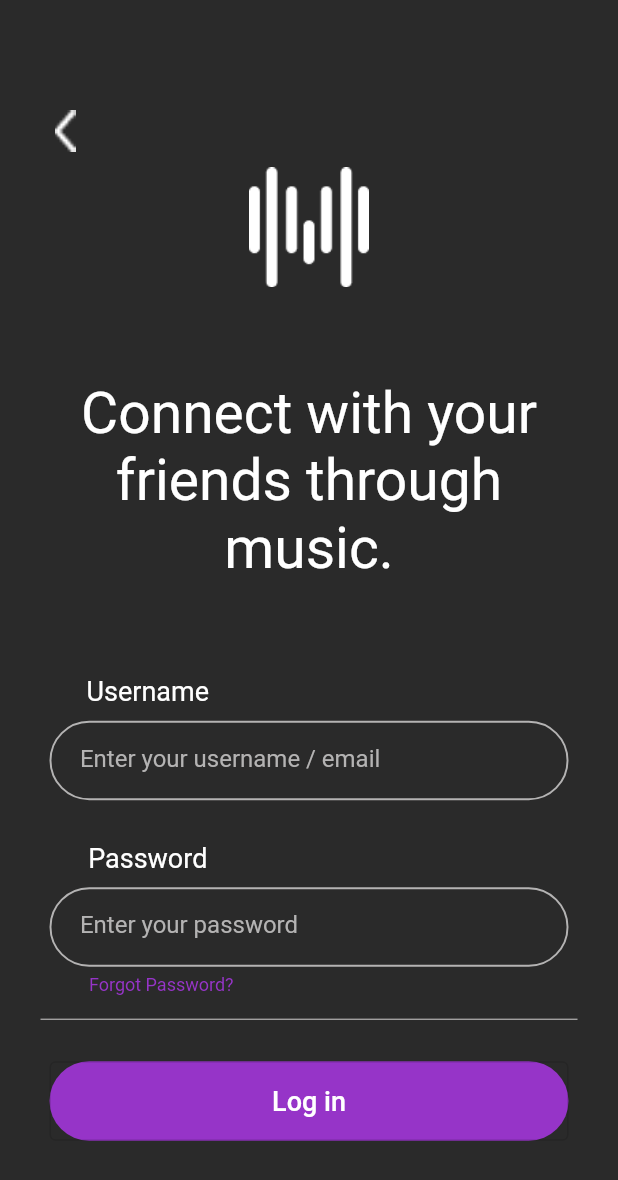
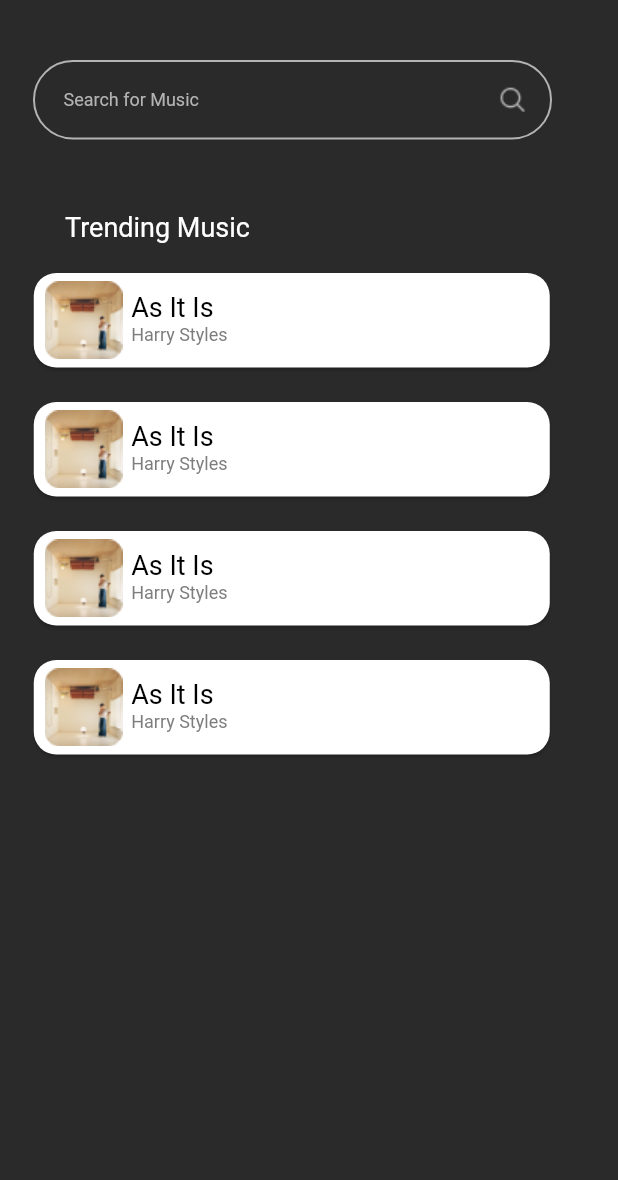
Before and after one commit to acm-projects/MyMuse, a Flutter app: the login screen opened directly, after a tap on "Log in", on a phone screen of 412 x 824 dp. Shown: the top 1180 px of the screen. Run offline on Flutter 3.47's test engine with Material 2 defaults, Android fonts, the phone set to English and light mode, and no system bars; Roboto replaces fonts that are missing (Gotham); project files that could hold a hidden picture were left out.

Commit message:
finished the search for music page

```diff
--- a/lib/login.dart
+++ b/lib/login.dart
@@ -5,6 +5,7 @@
 import 'package:flutter/cupertino.dart';
 import 'package:flutter/material.dart';
 import 'package:mymuse/main.dart';
+import 'package:mymuse/uploadSong.dart';
 
 void main() => runApp(MaterialApp(
       home: login(),
@@ -190,10 +191,10 @@
                       ),
                     ),
                     onPressed: () {
-                      /*Navigator.push(
+                      Navigator.push(
                           context,
                           MaterialPageRoute(
-                              builder: (context) => const createAccount()));*/
+                              builder: (context) => uploadSong()));
                     },
                   ),
                 ),
--- a/lib/main.dart
+++ b/lib/main.dart
@@ -1,6 +1,6 @@
 import 'package:flutter/material.dart';
-import 'package:mymuse/createAccount.dart';
 import 'package:mymuse/login.dart';
+import 'package:mymuse/uploadSong.dart';
 
 void main() => runApp(const MaterialApp(
       home: Home(),
@@ -122,10 +122,8 @@
                     ),
                   ),
                   onPressed: () {
-                    Navigator.push(
-                        context,
-                        MaterialPageRoute(
-                            builder: (context) => const createAccount()));
+                    Navigator.push(context,
+                        MaterialPageRoute(builder: (context) => uploadSong()));
                   },
                 ),
               ),
--- /dev/null
+++ b/lib/uploadSong.dart
@@ -0,0 +1,301 @@
+// ignore: file_names
+// ignore_for_file: unnecessary_import, use_key_in_widget_constructors, camel_case_types, file_names, duplicate_ignore
+
+import 'dart:ui';
+
+import 'package:flutter/cupertino.dart';
+import 'package:flutter/material.dart';
+
+void main() => runApp(MaterialApp(
+      home: uploadSong(),
+    ));
+
+// ignore: must_be_immutable
+class uploadSong extends StatelessWidget {
+  TextEditingController textarea = TextEditingController();
+  @override
+  Widget build(BuildContext context) {
+    return Scaffold(
+        backgroundColor: const Color.fromARGB(255, 42, 42, 42),
+        body: Center(
+            child:
+                Column(mainAxisAlignment: MainAxisAlignment.start, children: <
+                    Widget>[
+          SingleChildScrollView(
+            child: Row(
+              children: [
+                Padding(
+                  padding: const EdgeInsets.fromLTRB(22, 40, 0, 0),
+                  child: Container(
+                      width: 346.0,
+                      height: 53.0,
+                      decoration: BoxDecoration(
+                        image: const DecorationImage(
+                          alignment: Alignment(.9, 0),
+                          image: AssetImage('assets/Search.png'),
+                        ),
+                        border: Border.all(
+                            width: 1.3,
+                            color: const Color.fromARGB(255, 180, 179, 179)),
+                        borderRadius: BorderRadius.circular(30),
+                      ),
+                      child: TextFormField(
+                          style: const TextStyle(
+                            fontSize: 16.0,
+                            fontFamily: 'Gotham',
+                            color: Colors.white,
+                            decorationThickness: 0,
+                          ),
+                          decoration: const InputDecoration(
+                            contentPadding: EdgeInsets.fromLTRB(19, 0, 40, 0),
+                            border: InputBorder.none,
+                            hintStyle: TextStyle(
+                              fontSize: 12.0,
+                              fontFamily: 'Gotham',
+                              color: Color.fromARGB(255, 180, 179, 179),
+                            ),
+                            hintText: ('Search for Music'),
+                          ))),
+                ),
+              ],
+            ),
+          ),
+          const Padding(
+            padding: EdgeInsets.fromLTRB(10, 48, 212, 20),
+            child: Text(
+              "Trending Music",
+              textAlign: TextAlign.left,
+              style: TextStyle(
+                fontSize: 18.0,
+                fontFamily: 'Gotham',
+                color: Colors.white,
+              ),
+            ),
+          ),
+          Column(
+            children: [
+              Row(
+                children: [
+                  Card(
+                      margin: const EdgeInsets.fromLTRB(22.5, 0, 0, 0),
+                      shape: RoundedRectangleBorder(
+                          borderRadius: BorderRadius.circular(15)),
+                      child: InkWell(
+                        borderRadius: BorderRadius.circular(30),
+                        splashColor: Colors.white,
+                        child: Container(
+                          width: 344,
+                          height: 63,
+                          decoration: const BoxDecoration(
+                            image: DecorationImage(
+                              alignment: Alignment(-.95, 0),
+                              image: AssetImage('assets/FakeAlbum.png'),
+                            ),
+                          ),
+                          child: Column(children: const [
+                            Padding(
+                                padding: EdgeInsets.fromLTRB(65, 12, 0, 0),
+                                child: SizedBox(
+                                  height: 20,
+                                  width: 300,
+                                  child: Text(
+                                    "As It Is",
+                                    textAlign: TextAlign.left,
+                                    style: TextStyle(
+                                      fontSize: 18.0,
+                                      fontFamily: 'Gotham',
+                                      color: Colors.black,
+                                    ),
+                                  ),
+                                )),
+                            Padding(
+                              padding: EdgeInsets.fromLTRB(65, 2, 0, 1),
+                              child: SizedBox(
+                                  height: 14,
+                                  width: 300,
+                                  child: Text(
+                                    "Harry Styles",
+                                    textAlign: TextAlign.left,
+                                    style: TextStyle(
+                                      fontSize: 12.0,
+                                      fontFamily: 'Gotham',
+                                      color: Color.fromARGB(255, 125, 125, 125),
+                                    ),
+                                  )),
+                            ),
+                          ]),
+                        ),
+                        onTap: () {},
+                      ))
+                ],
+              ),
+              Row(
+                children: [
+                  Card(
+                      margin: const EdgeInsets.fromLTRB(22.5, 23, 0, 0),
+                      shape: RoundedRectangleBorder(
+                          borderRadius: BorderRadius.circular(15)),
+                      child: InkWell(
+                        borderRadius: BorderRadius.circular(30),
+                        splashColor: Colors.white,
+                        child: Container(
+                          width: 344,
+                          height: 63,
+                          decoration: const BoxDecoration(
+                            image: DecorationImage(
+                              alignment: Alignment(-.95, 0),
+                              image: AssetImage('assets/FakeAlbum.png'),
+                            ),
+                          ),
+                          child: Column(children: const [
+                            Padding(
+                                padding: EdgeInsets.fromLTRB(65, 12, 0, 0),
+                                child: SizedBox(
+                                  height: 20,
+                                  width: 300,
+                                  child: Text(
+                                    "As It Is",
+                                    textAlign: TextAlign.left,
+                                    style: TextStyle(
+                                      fontSize: 18.0,
+                                      fontFamily: 'Gotham',
+                                      color: Colors.black,
+                                    ),
+                                  ),
+                                )),
+                            Padding(
+                              padding: EdgeInsets.fromLTRB(65, 2, 0, 1),
+                              child: SizedBox(
+                                  height: 14,
+                                  width: 300,
+                                  child: Text(
+                                    "Harry Styles",
+                                    textAlign: TextAlign.left,
+                                    style: TextStyle(
+                                      fontSize: 12.0,
+                                      fontFamily: 'Gotham',
+                                      color: Color.fromARGB(255, 125, 125, 125),
+                                    ),
+                                  )),
+                            ),
+                          ]),
+                        ),
+                        onTap: () {},
+                      ))
+                ],
+              ),
+              Row(
+                children: [
+                  Card(
+                      margin: const EdgeInsets.fromLTRB(22.5, 23, 0, 0),
+                      shape: RoundedRectangleBorder(
+                          borderRadius: BorderRadius.circular(15)),
+                      child: InkWell(
+                        borderRadius: BorderRadius.circular(30),
+                        splashColor: Colors.white,
+                        child: Container(
+                          width: 344,
+                          height: 63,
+                          decoration: const BoxDecoration(
+                            image: DecorationImage(
+                              alignment: Alignment(-.95, 0),
+                              image: AssetImage('assets/FakeAlbum.png'),
+                            ),
+                          ),
+                          child: Column(children: const [
+                            Padding(
+                                padding: EdgeInsets.fromLTRB(65, 12, 0, 0),
+                                child: SizedBox(
+                                  height: 20,
+                                  width: 300,
+                                  child: Text(
+                                    "As It Is",
+                                    textAlign: TextAlign.left,
+                                    style: TextStyle(
+                                      fontSize: 18.0,
+                                      fontFamily: 'Gotham',
+                                      color: Colors.black,
+                                    ),
+                                  ),
+                                )),
+                            Padding(
+                              padding: EdgeInsets.fromLTRB(65, 2, 0, 1),
+                              child: SizedBox(
+                                  height: 14,
+                                  width: 300,
+                                  child: Text(
+                                    "Harry Styles",
+                                    textAlign: TextAlign.left,
+                                    style: TextStyle(
+                                      fontSize: 12.0,
+                                      fontFamily: 'Gotham',
+                                      color: Color.fromARGB(255, 125, 125, 125),
+                                    ),
+                                  )),
+                            ),
+                          ]),
+                        ),
+                        onTap: () {},
+                      ))
+                ],
+              ),
+              Row(
+                children: [
+                  Card(
+                      margin: const EdgeInsets.fromLTRB(22.5, 23, 0, 0),
+                      shape: RoundedRectangleBorder(
+                          borderRadius: BorderRadius.circular(15)),
+                      child: InkWell(
+                        borderRadius: BorderRadius.circular(30),
+                        splashColor: Colors.white,
+                        child: Container(
+                          width: 344,
+                          height: 63,
+                          decoration: const BoxDecoration(
+                            image: DecorationImage(
+                              alignment: Alignment(-.95, 0),
+                              image: AssetImage('assets/FakeAlbum.png'),
+                            ),
+                          ),
+                          child: Column(children: const [
+                            Padding(
+                                padding: EdgeInsets.fromLTRB(65, 12, 0, 0),
+                                child: SizedBox(
+                                  height: 20,
+                                  width: 300,
+                                  child: Text(
+                                    "As It Is",
+                                    textAlign: TextAlign.left,
+                                    style: TextStyle(
+                                      fontSize: 18.0,
+                                      fontFamily: 'Gotham',
+                                      color: Colors.black,
+                                    ),
+                                  ),
+                                )),
+                            Padding(
+                              padding: EdgeInsets.fromLTRB(65, 2, 0, 1),
+                              child: SizedBox(
+                                  height: 14,
+                                  width: 300,
+                                  child: Text(
+                                    "Harry Styles",
+                                    textAlign: TextAlign.left,
+                                    style: TextStyle(
+                                      fontSize: 12.0,
+                                      fontFamily: 'Gotham',
+                                      color: Color.fromARGB(255, 125, 125, 125),
+                                    ),
+                                  )),
+                            ),
+                          ]),
+                        ),
+                        onTap: () {},
+                      ))
+                ],
+              ),
+            ],
+          ),
+        ])));
+  }
+}
--- a/pubspec.yaml
+++ b/pubspec.yaml
@@ -64,6 +64,8 @@
     - assets/LogoLarge.png
     - assets/LogoSmall.png
     - assets/BackArrow.png
+    - assets/Search.png
+    - assets/FakeAlbum.png
   # An image asset can refer to one or more resolution-specific "variants", see
   # https://flutter.dev/assets-and-images/#resolution-aware
 
```
Also changed, not shown: assets/FakeAlbum.png (added), assets/Search.png (added).
